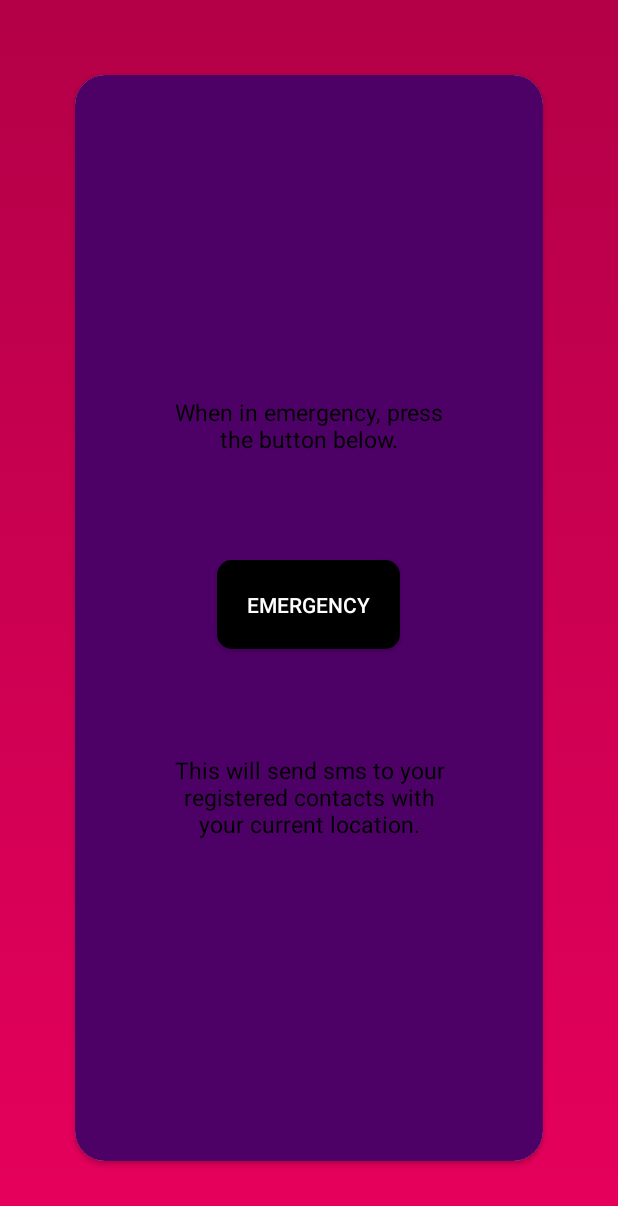
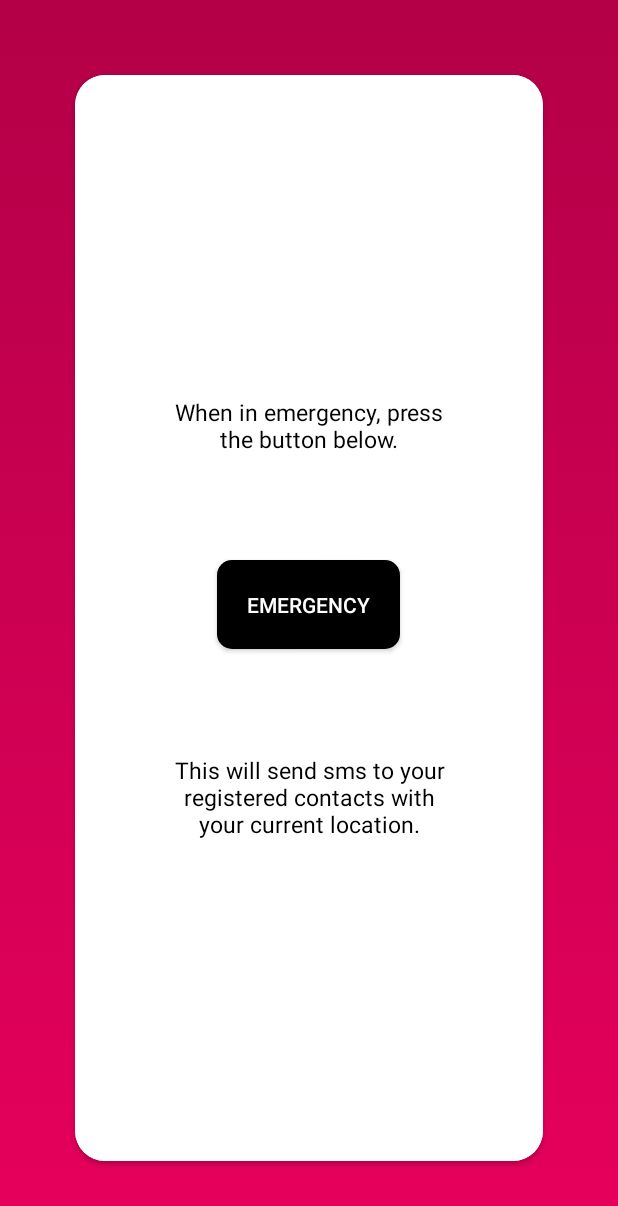
Before and after one commit to priyalbhatewara123/SHE--Live-Without-Fear, an Android app: the emergency screen opened directly, with no data from a screen before it, on a phone screen of 412 x 824 dp. Shown: the top 1206 px of the screen. Run offline under Robolectric (Android 15) with nearby library versions, the light colour scheme and no system bars.

Commit message:
Updated emergency activity

```diff
--- a/app/src/main/res/layout/activity_emergency.xml
+++ b/app/src/main/res/layout/activity_emergency.xml
@@ -19,7 +19,9 @@
             android:layout_width="match_parent"
             android:layout_height="match_parent"
             android:gravity="center"
-            android:background="#4d0066">
+            android:background="@color/white">
+<!--            android:background="#4d0066">-->
+
 
 
 
```
Also changed, not shown: app/src/main/res/mipmap-xxxhdpi/use2.png.
